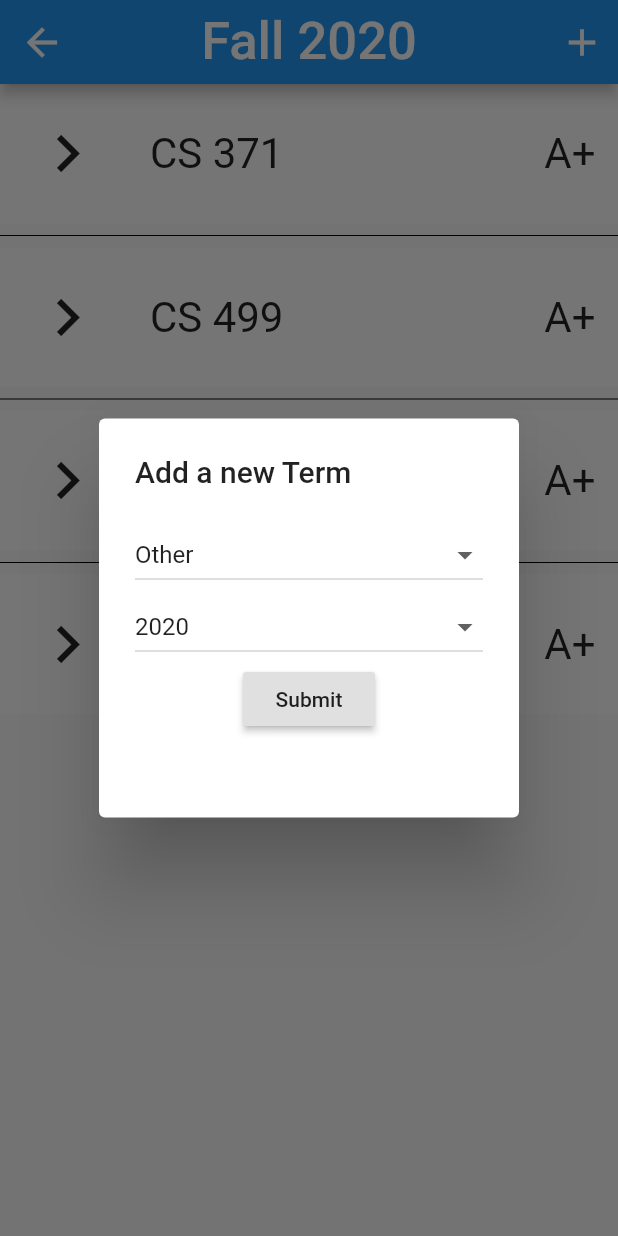
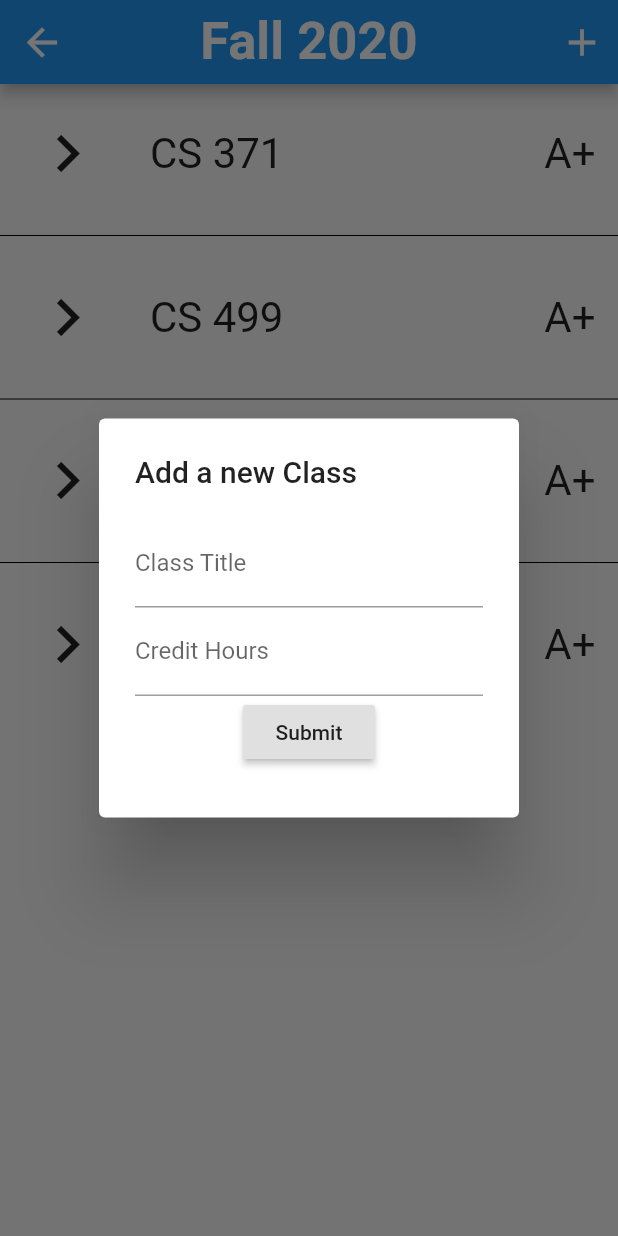
Before and after one commit to rabaraaaron/Gradebook, a Flutter app: the TermClasses screen opened by its route, after a tap on the "add" icon, on a phone screen of 412 x 824 dp. Run offline on Flutter 3.47's test engine with Material 2 defaults, Android fonts, the phone set to English and light mode, and no system bars.

```diff
--- a/gradebook/lib/pages/TermClasses.dart
+++ b/gradebook/lib/pages/TermClasses.dart
@@ -14,7 +14,11 @@ class _TermsPageState extends State<TermClasses> {
     Random rand = new Random();
     return Scaffold(
       appBar: AppBar(
-        title: Text("Fall 2020", textScaleFactor: 1.75,),
+        title: Text(
+          "Fall 2020",
+          textScaleFactor: 1.75,
+          style: TextStyle(fontWeight: FontWeight.bold),
+        ),
         backgroundColor: Theme.of(context).accentColor,
         centerTitle: true,
         leading: IconButton(icon: Icon(Icons.arrow_back, color: Colors.white,), iconSize: 30,
@@ -24,7 +28,7 @@ class _TermsPageState extends State<TermClasses> {
               await showDialog(
                 context: context,
                 builder: (BuildContext context) =>
-                    newTermPopUp(context, classes),
+                    newClassPopUp(context, classes),
               );
               setState(() {});
             }
@@ -41,7 +45,6 @@ class _TermsPageState extends State<TermClasses> {
               child: Center(child: Container(
                   width: MediaQuery.of(context).size.width,
                   padding: EdgeInsets.all(10),
-                  color: Colors.white,
                   child: Row(
                     mainAxisAlignment: MainAxisAlignment.start,
                     children: [
@@ -50,7 +53,6 @@ class _TermsPageState extends State<TermClasses> {
                         padding: EdgeInsets.all(10.0),),
                       Expanded(
                         child: Material(
-                          color: Colors.white,
                           child: InkWell(
                             onTap: (){
                               // Navigator.push(context, )
@@ -82,9 +84,11 @@ class _TermsPageState extends State<TermClasses> {
 
 
 
-Widget newTermPopUp(BuildContext context, List<String> terms) {
-  var termYear;
-  var term;
+Widget newClassPopUp(BuildContext context, List<String> terms) {
+  final classTitleController = TextEditingController();
+  final creditHoursController = TextEditingController();
+
+  var termClass;
   List<String> listOfTermsRaw = ["Fall", "Winter", "Spring", "Summer", "Other"];
   List<DropdownMenuItem> listOfTerms = [];
   for(var l = 0; l < listOfTermsRaw.length; l++){
@@ -96,39 +100,34 @@ Widget newTermPopUp(BuildContext context, List<String> terms) {
   }
 
   return AlertDialog(
-      title: Text("Add a new Term"),
+      title: Text("Add a new Class"),
       content: SizedBox(
         child: Form(
             child: Column(children: [
-              DropdownButton(
-                hint: Text("Term"),
-                onChanged: (str) {
-                  setState(var str){
-                    term = str;
-                  }
-                  setState((str) { });
-                },
-                value: term,
-                isExpanded: true,
-                items: listOfTerms,
+              TextFormField(
+                controller: classTitleController,
+                decoration: const InputDecoration(
+                  labelText: 'Class Title',
+                ),
               ),
-              DropdownButton(
-                hint: Text("Year"),
-                onChanged: (value) {
-                  setState(var value){
-                    term = value;
-                  }
-                  setState((value) { });
-                },
-                value: term,
-                isExpanded: true,
-                items: listOfYears,
+              TextFormField(
+                controller: creditHoursController,
+                decoration: const InputDecoration(
+                  labelText: 'Credit Hours',
+                ),
               ),
-              RaisedButton(onPressed: (){
-                terms.insert(0, "$term");
-                Navigator.pop(context);
-              }, child: Text("Submit"))
-            ])),
+              RaisedButton(
+                  onPressed: (){
+                    terms.insert(0, classTitleController.text);
+                    if(int.parse(creditHoursController.text) is int){
+                      print(creditHoursController.text);
+                    }
+                    Navigator.pop(context);
+              },
+                  child: Text("Submit")
+              )
+            ])
+        ),
         width: 100,
         height: 175,
       ));
--- a/gradebook/lib/pages/login.dart
+++ b/gradebook/lib/pages/login.dart
@@ -32,7 +32,10 @@ class _Login extends State<Login> {
             style: TextStyle(fontSize: 30),),
             color: Theme.of(context).primaryColor,
             shape: RoundedRectangleBorder(),
-            onPressed: () {Navigator.pushNamed(context, '/home');},
+            onPressed: () {
+              Navigator.pushNamed(context, '/Terms');
+              Navigator.pushNamed(context, '/home');
+              },
             padding: const EdgeInsets.all(18.0),
           );
     bool _checked = true;
```
Also changed, not shown: gradebook/lib/pages/Terms.dart (+23 -53 lines).
